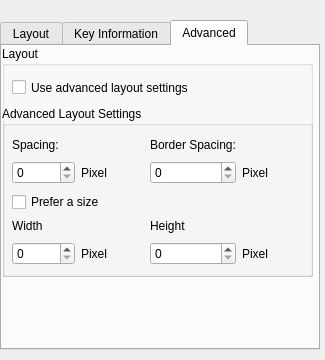
Above: contents/ui/config.ui from xdarklight/keystate-plasmoid before the change. Below: the same form after it.
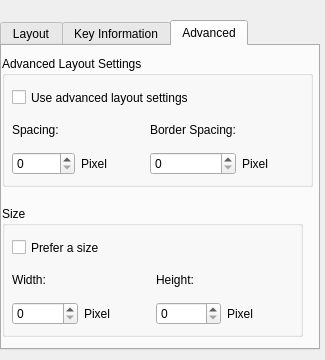
That is the form after the change. The open tabs and pages were chosen to show the change. Custom widgets are drawn as their Qt base class.

Commit message: make the "prefer size" option independent of the "advanced settings" checkbox

Patch:
```diff
--- a/contents/ui/config.ui
+++ b/contents/ui/config.ui
@@ -514,17 +514,17 @@
     <attribute name="title">
      <string>Advanced</string>
     </attribute>
-    <widget class="QGroupBox" name="groupBox_2">
+    <widget class="QGroupBox" name="groupbox_AdvancedLayout">
      <property name="geometry">
       <rect>
        <x>0</x>
-       <y>0</y>
+       <y>10</y>
        <width>311</width>
-       <height>231</height>
+       <height>131</height>
       </rect>
      </property>
      <property name="title">
-      <string>Layout</string>
+      <string>Advanced Layout Settings</string>
      </property>
      <widget class="QCheckBox" name="kcfg_AdvancedLayoutSettings">
       <property name="geometry">
@@ -545,25 +545,13 @@
        <string>Use advanced layout settings</string>
       </property>
      </widget>
-     <widget class="QGroupBox" name="groupbox_AdvancedLayout">
-      <property name="geometry">
-       <rect>
-        <x>0</x>
-        <y>60</y>
-        <width>311</width>
-        <height>171</height>
-       </rect>
-      </property>
-      <property name="title">
-       <string>Advanced Layout Settings</string>
-      </property>
       <widget class="QWidget" name="formLayoutWidget_2">
        <property name="geometry">
         <rect>
          <x>10</x>
-         <y>30</y>
+        <y>60</y>
          <width>293</width>
-         <height>131</height>
+        <height>61</height>
         </rect>
        </property>
        <layout class="QGridLayout" name="gridLayout_2">
@@ -633,62 +621,30 @@
           </property>
          </widget>
         </item>
-        <item row="4" column="0">
-         <widget class="KIntSpinBox" name="kcfg_PreferredWidth">
-          <property name="toolTip">
-           <string>Configures the (preferred) width of the plasmoid</string>
-          </property>
-          <property name="maximum">
-           <number>2000</number>
-          </property>
-         </widget>
-        </item>
-        <item row="4" column="2">
-         <widget class="KIntSpinBox" name="kcfg_PreferredHeight">
-          <property name="toolTip">
-           <string>Configures the (preferred) height of the plasmoid</string>
-          </property>
-          <property name="maximum">
-           <number>2000</number>
-          </property>
-         </widget>
-        </item>
-        <item row="3" column="0">
-         <widget class="QLabel" name="label_4">
-          <property name="text">
-           <string>Width</string>
-          </property>
-         </widget>
-        </item>
-        <item row="3" column="2">
-         <widget class="QLabel" name="label_5">
-          <property name="text">
-           <string>Height</string>
-          </property>
-         </widget>
-        </item>
-        <item row="4" column="1">
-         <widget class="QLabel" name="label_6">
-          <property name="minimumSize">
-           <size>
-            <width>50</width>
-            <height>27</height>
-           </size>
-          </property>
-          <property name="text">
-           <string>Pixel</string>
-          </property>
-         </widget>
-        </item>
-        <item row="4" column="3">
-         <widget class="QLabel" name="label_7">
-          <property name="text">
-           <string>Pixel</string>
-          </property>
-         </widget>
-        </item>
-        <item row="2" column="0" colspan="4">
+      </layout>
+     </widget>
+    </widget>
+    <widget class="QGroupBox" name="groupBox_2">
+     <property name="geometry">
+      <rect>
+       <x>0</x>
+       <y>160</y>
+       <width>301</width>
+       <height>131</height>
+      </rect>
+     </property>
+     <property name="title">
+      <string>Size</string>
+     </property>
          <widget class="QCheckBox" name="kcfg_PreferredSizeEnabled">
+      <property name="geometry">
+       <rect>
+        <x>10</x>
+        <y>30</y>
+        <width>291</width>
+        <height>23</height>
+       </rect>
+      </property>
           <property name="toolTip">
            <string>Prefer a size for the plasmoid</string>
           </property>
@@ -699,9 +655,83 @@
            <string>Prefer a size</string>
           </property>
          </widget>
-        </item>
-       </layout>
-      </widget>
+     <widget class="QWidget" name="formLayoutWidget_3">
+      <property name="geometry">
+       <rect>
+        <x>10</x>
+        <y>60</y>
+        <width>281</width>
+        <height>61</height>
+       </rect>
+      </property>
+      <layout class="QGridLayout" name="gridLayout_3">
+       <item row="0" column="0">
+        <widget class="QLabel" name="ImageSpacing_Label_2">
+         <property name="minimumSize">
+          <size>
+           <width>60</width>
+           <height>0</height>
+          </size>
+         </property>
+         <property name="text">
+          <string>Width:</string>
+         </property>
+        </widget>
+       </item>
+       <item row="1" column="0">
+        <widget class="KIntSpinBox" name="kcfg_PreferredWidth">
+         <property name="toolTip">
+          <string>The spacing between the status information of two keys</string>
+         </property>
+         <property name="whatsThis">
+          <string>This configures the spacing between two key indicators. For example if you use the 'Text'-Layout this is the spacing between two lines of text.</string>
+         </property>
+        </widget>
+       </item>
+       <item row="1" column="1">
+        <widget class="QLabel" name="label_4">
+         <property name="minimumSize">
+          <size>
+           <width>50</width>
+           <height>27</height>
+          </size>
+         </property>
+         <property name="text">
+          <string>Pixel</string>
+         </property>
+        </widget>
+       </item>
+       <item row="1" column="2">
+        <widget class="KIntSpinBox" name="kcfg_PreferredHeight">
+         <property name="toolTip">
+          <string>The space which is left free on top and on bottom</string>
+         </property>
+         <property name="whatsThis">
+          <string>This configures the space between the top and bottom borders and the content. For example if you use the Text layout this specifies the spacing (in pixels) between the top border and the first line of text.</string>
+         </property>
+        </widget>
+       </item>
+       <item row="1" column="3">
+        <widget class="QLabel" name="label_5">
+         <property name="text">
+          <string>Pixel</string>
+         </property>
+        </widget>
+       </item>
+       <item row="0" column="2">
+        <widget class="QLabel" name="label_6">
+         <property name="minimumSize">
+          <size>
+           <width>60</width>
+           <height>0</height>
+          </size>
+         </property>
+         <property name="text">
+          <string>Height:</string>
+         </property>
+        </widget>
+       </item>
+      </layout>
      </widget>
     </widget>
    </widget>
```
Lines whose indentation alone changed are shown as unchanged. The commit also changes 1 other file.
